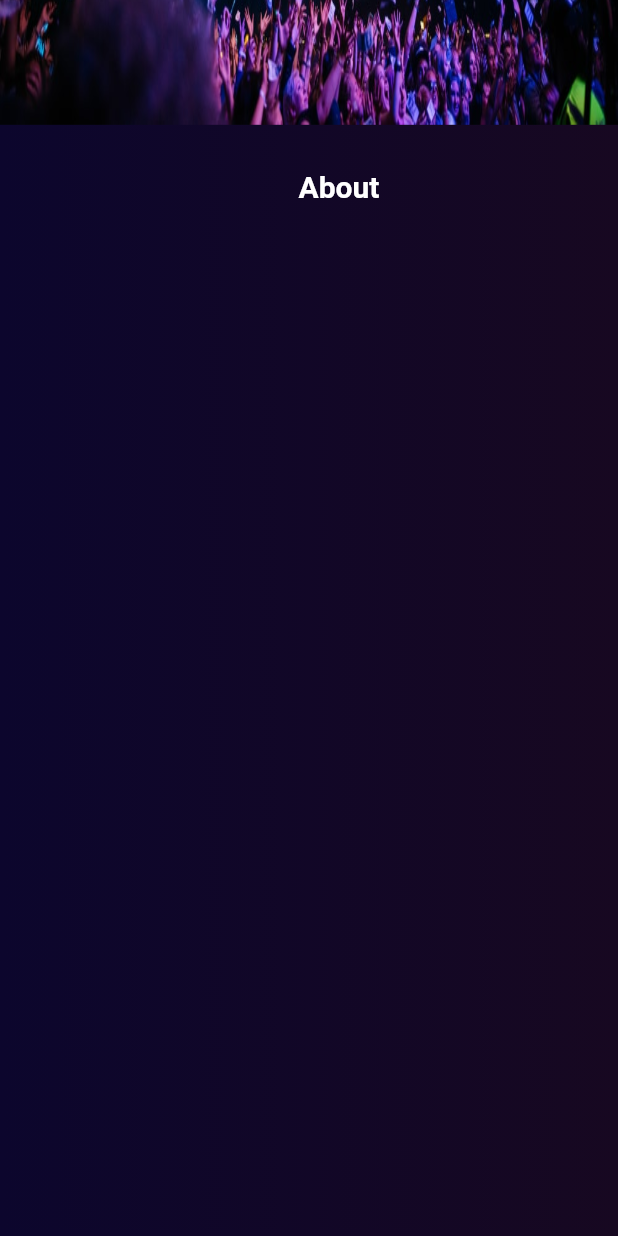
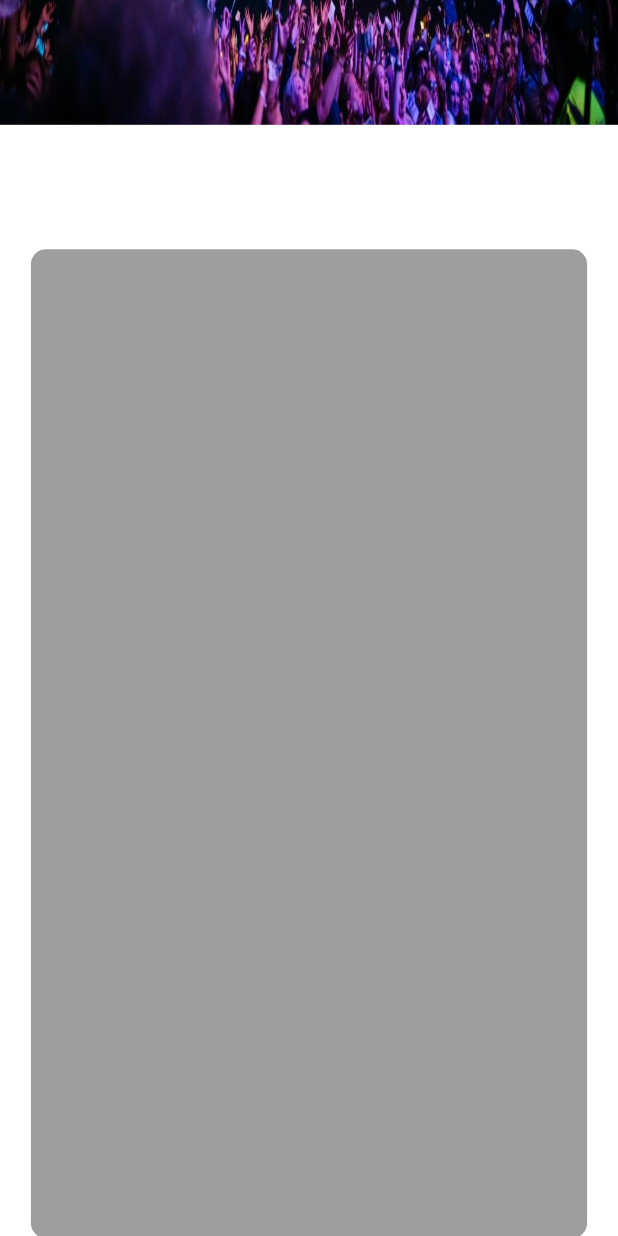
Before and after one commit to Anthony-10/where_to, a Flutter app: the screen it shows after launch, scrolled down 576 dp, on a phone screen of 412 x 824 dp. Run offline on Flutter 3.47's test engine with Material 2 defaults, Android fonts, the phone set to English and light mode, and no system bars.

Commit message:
1.updated landing_page.dart, main.dart, nav_bar.dart 2. Added about_page.dart, contactUs_page.dart, home_page.dart

```diff
--- a/lib/about_page/about_page.dart
+++ b/lib/about_page/about_page.dart
@@ -13,14 +13,15 @@ class _AboutPageState extends State<AboutPage> {
     return Container(
       height: MediaQuery.of(context).size.height,
       width: MediaQuery.of(context).size.width,
-      decoration: BoxDecoration(
-          gradient: LinearGradient(
+      decoration: BoxDecoration(color: Colors.white
+          /*gradient: LinearGradient(
               begin: Alignment.centerLeft,
               end: Alignment.centerRight,
               colors: [
             Color.fromRGBO(12, 6, 45, 1.0),
             Color.fromRGBO(23, 8, 33, 1.0)
-          ])),
+          ])*/
+          ),
       child: Column(
         children: [
           Padding(
@@ -33,6 +34,20 @@ class _AboutPageState extends State<AboutPage> {
                   fontSize: 20),
             ),
           ),
+          Container(
+            height: MediaQuery.of(context).size.height * 0.8,
+            width: MediaQuery.of(context).size.width * 0.9,
+            decoration: BoxDecoration(
+                borderRadius: BorderRadius.circular(10), color: Colors.grey
+                /*gradient: LinearGradient(
+                    begin: Alignment.centerLeft,
+                    end: Alignment.centerRight,
+                    colors: [
+                      Color.fromRGBO(116, 92, 227, 1.0),
+                      Color.fromRGBO(195, 108, 245, 1.0)
+                    ])*/
+                ),
+          )
         ],
       ),
     );
```
